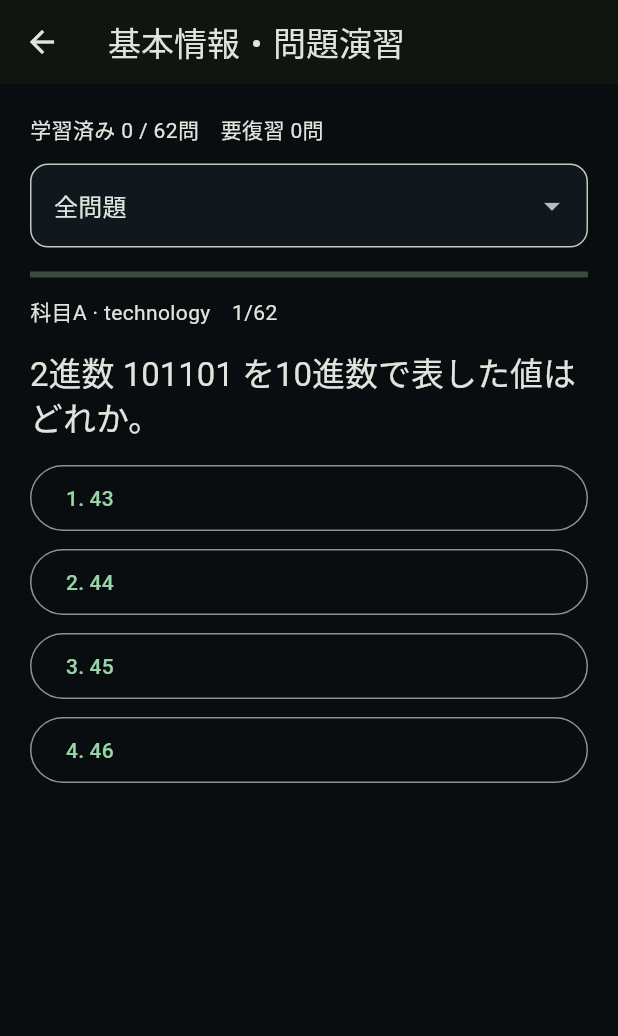
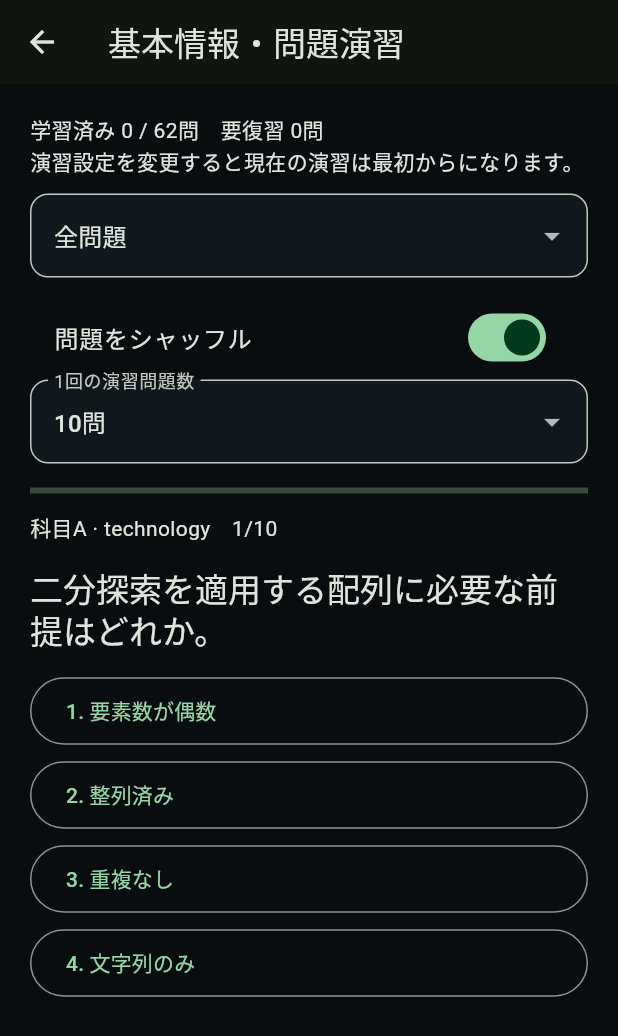
Before and after one commit to mackywild/Level-Me, a Flutter app: the screen it shows after launch, item 2 of the bottom bar chosen, after a tap on "基本情報・問題演習（20問プレビュー）", on a phone screen of 412 x 824 dp. Shown: the top 1036 px of the screen. Run offline on Flutter 3.47's test engine with Material 3 defaults, Android fonts, the phone set to English and light mode, and no system bars.

Commit message:
feat(fe): add randomized 10/20/all question sessions

```diff
--- a/lib/screens/fe_question_screen.dart
+++ b/lib/screens/fe_question_screen.dart
@@ -1,4 +1,5 @@
 import 'dart:convert';
+import 'dart:math';
 import 'package:flutter/material.dart';
 import 'package:flutter/services.dart';
 import '../models/fe_question.dart';
@@ -20,6 +21,9 @@ class _FeQuestionScreenState extends State<FeQuestionScreen>{
  int index=0,correct=0;
  int? selected;
  bool saving=false;
+ bool shuffle=true;
+ int limit=10;
+ final Random _random=Random();
  @override void initState(){super.initState();_loading=_load();}
  Future<void> _load() async {
   final raw=await rootBundle.loadString('assets/questions/fe_seed.json');
@@ -34,6 +38,8 @@ class _FeQuestionScreenState extends State<FeQuestionScreen>{
    FePracticeMode.sectionA=>all.where((q)=>q.section=='A').toList(),
    FePracticeMode.sectionB=>all.where((q)=>q.section=='B').toList(),
   };
+  if(shuffle){questions.shuffle(_random);}
+  if(limit>0 && questions.length>limit){questions=questions.take(limit).toList();}
   index=0;correct=0;selected=null;
  }
  Future<void> _answer(int choice,FeQuestion question) async {
@@ -60,6 +66,7 @@ class _FeQuestionScreenState extends State<FeQuestionScreen>{
    final mistakes=all.where((q)=>history[q.id]?.lastOrNull==false).length;
    return ListView(padding:const EdgeInsets.all(20),children:[
     Text('学習済み $answered / ${all.length}問　要復習 $mistakes問'),
+    const Text('演習設定を変更すると現在の演習は最初からになります。'),
     const SizedBox(height:12),
     DropdownButtonFormField<FePracticeMode>(
      initialValue:mode,
@@ -70,6 +77,18 @@ class _FeQuestionScreenState extends State<FeQuestionScreen>{
       DropdownMenuItem(value:FePracticeMode.sectionB,child:Text('科目B')),
      ],
      onChanged:(v){if(v!=null){setState((){mode=v;_filter();});}},
+    ),
+    const SizedBox(height:12),
+    SwitchListTile(title:const Text('問題をシャッフル'),value:shuffle,onChanged:(v)=>setState((){shuffle=v;_filter();})),
+    DropdownButtonFormField<int>(
+     initialValue:limit,
+     decoration:const InputDecoration(labelText:'1回の演習問題数'),
+     items:const [
+      DropdownMenuItem(value:10,child:Text('10問')),
+      DropdownMenuItem(value:20,child:Text('20問')),
+      DropdownMenuItem(value:0,child:Text('全件')),
+     ],
+     onChanged:(v){if(v!=null){setState((){limit=v;_filter();});}},
     ),
     const SizedBox(height:16),
     if(questions.isEmpty)
```
